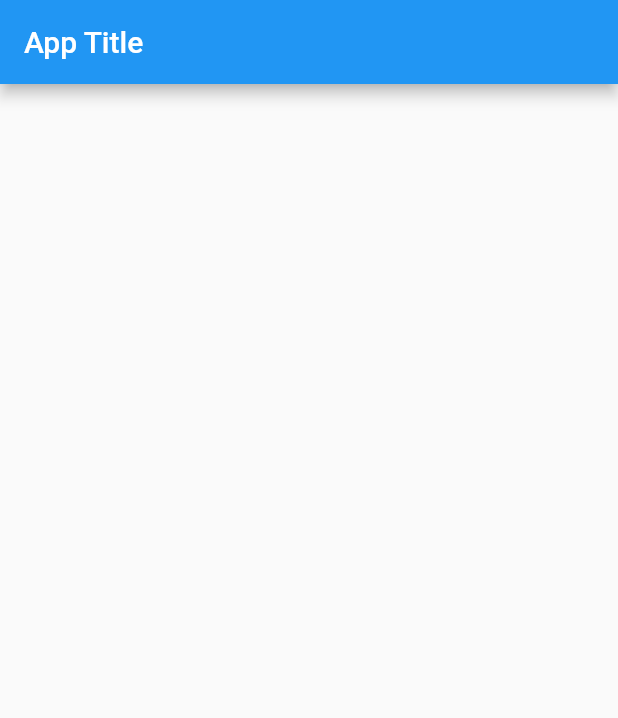
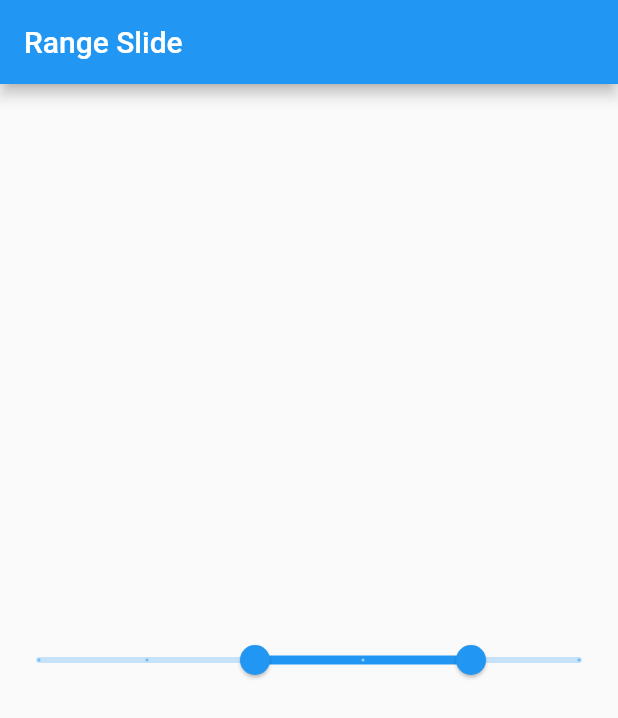
Before and after one commit to authuright/complete-flutter-app, a Flutter app: the screen it shows after launch, on a phone screen of 412 x 824 dp. Shown: the top 718 px of the screen. Run offline on Flutter 3.47's test engine with Material 2 defaults, Android fonts, the phone set to English and light mode, and no system bars.

Commit message:
Range Slide

```diff
--- a/lib/main.dart
+++ b/lib/main.dart
@@ -1,4 +1,3 @@
-
 import 'package:flutter/material.dart';
 
 void main() {
@@ -10,9 +9,14 @@ class MyApp extends StatelessWidget {
 
   @override
   Widget build(BuildContext context) {
-    return const MaterialApp(
+    return MaterialApp(
       debugShowCheckedModeBanner: false,
-      home: MyHomePage(),
+      home: Scaffold(
+        appBar: AppBar(
+          title: const Text("Range Slide"),
+        ),
+        body: const MyHomePage(),
+      ),
     );
   }
 }
@@ -25,14 +29,23 @@ class MyHomePage extends StatefulWidget {
 }
 
 class _MyHomePageState extends State<MyHomePage> {
+  RangeValues _currentRangeValues = const RangeValues(40, 80);
+
   @override
   Widget build(BuildContext context) {
-    return Scaffold(
-      appBar: AppBar(
-        title: const Text("App Title"),
+    return RangeSlider(
+      values: _currentRangeValues,
+      max: 100,
+      divisions: 5,
+      labels: RangeLabels(
+        _currentRangeValues.start.round().toString(),
+        _currentRangeValues.end.round().toString(),
       ),
-      body: const Center(
-      ),
+      onChanged: (RangeValues values) {
+        setState(() {
+          _currentRangeValues = values;
+        });
+      },
     );
   }
 }
```
